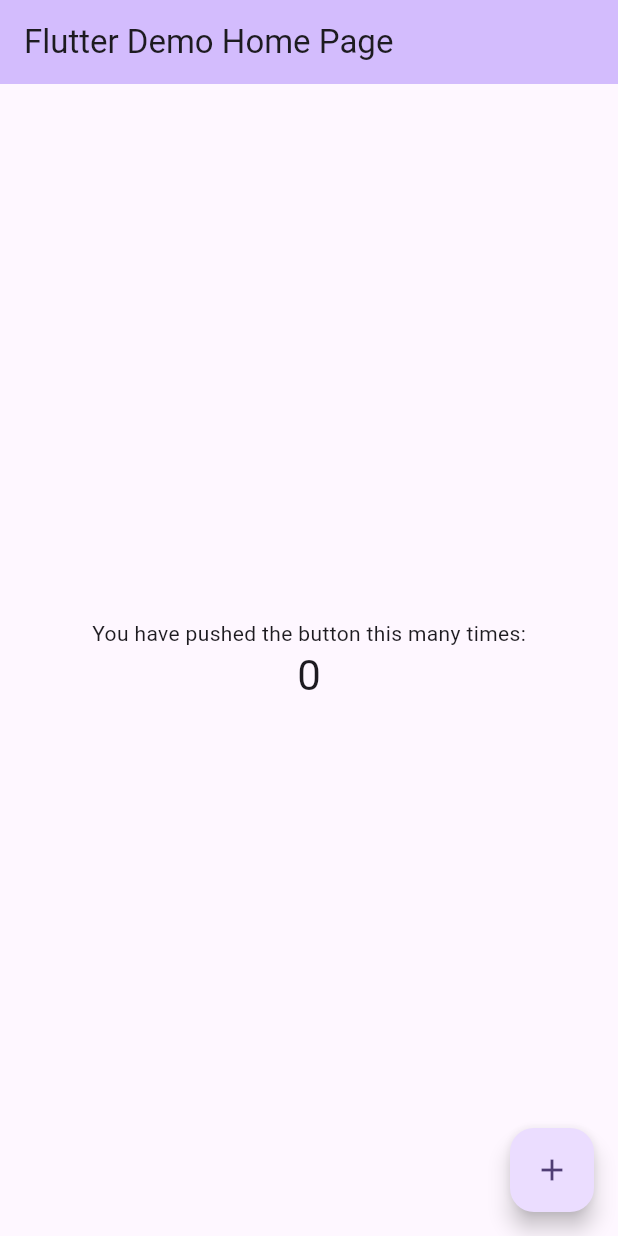
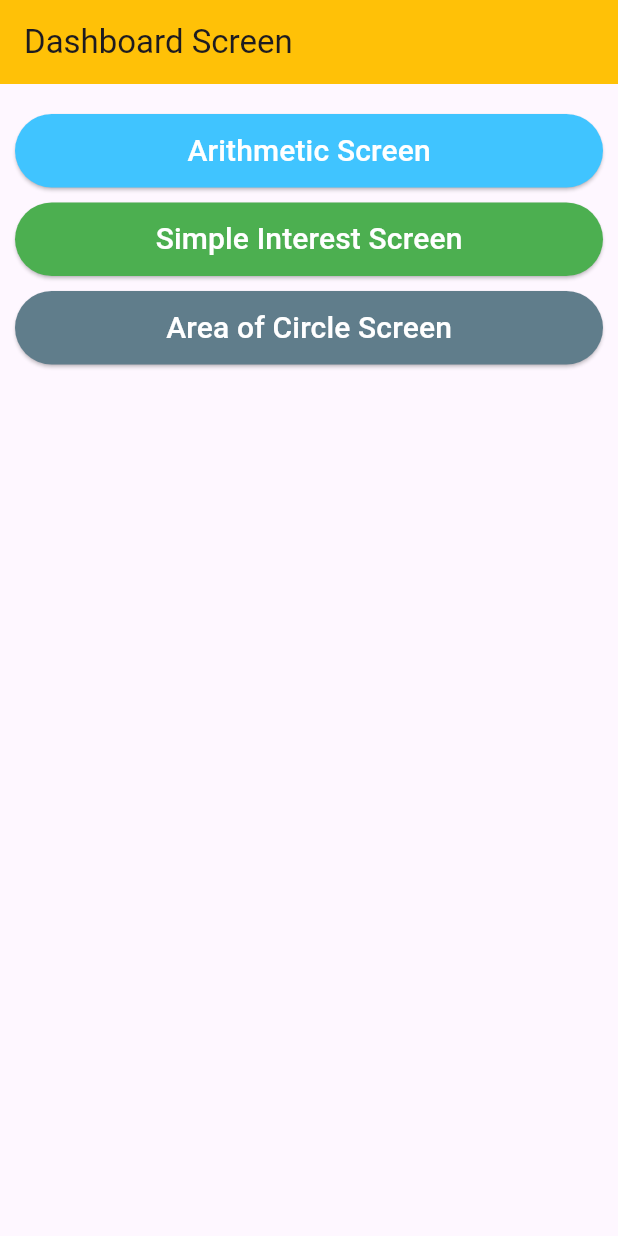
Before and after one commit to SubhamAdhikari20/batch_35d_assignment_3, a Flutter app: the screen it shows after launch, on a phone screen of 412 x 824 dp. Run offline on Flutter 3.47's test engine with Material 3 defaults, Android fonts, the phone set to English and light mode, and no system bars.

Commit message:
assignment 3 completed

```diff
--- /dev/null
+++ b/lib/app.dart
@@ -0,0 +1,12 @@
+// lib/app.dart
+import 'package:batch_35d_assignment_3/screens/dashboard_screen.dart';
+import 'package:flutter/material.dart';
+
+class App extends StatelessWidget {
+  const App({super.key});
+
+  @override
+  Widget build(BuildContext context) {
+    return MaterialApp(debugShowCheckedModeBanner: false, home: DashboardScreen(),);
+  }
+}
--- a/lib/main.dart
+++ b/lib/main.dart
@@ -1,122 +1,7 @@
+// lib/main.dart
+import 'package:batch_35d_assignment_3/app.dart';
 import 'package:flutter/material.dart';
 
 void main() {
-  runApp(const MyApp());
+  runApp(App());
 }
-
-class MyApp extends StatelessWidget {
-  const MyApp({super.key});
-
-  // This widget is the root of your application.
-  @override
-  Widget build(BuildContext context) {
-    return MaterialApp(
-      title: 'Flutter Demo',
-      theme: ThemeData(
-        // This is the theme of your application.
-        //
-        // TRY THIS: Try running your application with "flutter run". You'll see
-        // the application has a purple toolbar. Then, without quitting the app,
-        // try changing the seedColor in the colorScheme below to Colors.green
-        // and then invoke "hot reload" (save your changes or press the "hot
-        // reload" button in a Flutter-supported IDE, or press "r" if you used
-        // the command line to start the app).
-        //
-        // Notice that the counter didn't reset back to zero; the application
-        // state is not lost during the reload. To reset the state, use hot
-        // restart instead.
-        //
-        // This works for code too, not just values: Most code changes can be
-        // tested with just a hot reload.
-        colorScheme: ColorScheme.fromSeed(seedColor: Colors.deepPurple),
-      ),
-      home: const MyHomePage(title: 'Flutter Demo Home Page'),
-    );
-  }
-}
-
-class MyHomePage extends StatefulWidget {
-  const MyHomePage({super.key, required this.title});
-
-  // This widget is the home page of your application. It is stateful, meaning
-  // that it has a State object (defined below) that contains fields that affect
-  // how it looks.
-
-  // This class is the configuration for the state. It holds the values (in this
-  // case the title) provided by the parent (in this case the App widget) and
-  // used by the build method of the State. Fields in a Widget subclass are
-  // always marked "final".
-
-  final String title;
-
-  @override
-  State<MyHomePage> createState() => _MyHomePageState();
-}
-
-class _MyHomePageState extends State<MyHomePage> {
-  int _counter = 0;
-
-  void _incrementCounter() {
-    setState(() {
-      // This call to setState tells the Flutter framework that something has
-      // changed in this State, which causes it to rerun the build method below
-      // so that the display can reflect the updated values. If we changed
-      // _counter without calling setState(), then the build method would not be
-      // called again, and so nothing would appear to happen.
-      _counter++;
-    });
-  }
-
-  @override
-  Widget build(BuildContext context) {
-    // This method is rerun every time setState is called, for instance as done
-    // by the _incrementCounter method above.
-    //
-    // The Flutter framework has been optimized to make rerunning build methods
-    // fast, so that you can just rebuild anything that needs updating rather
-    // than having to individually change instances of widgets.
-    return Scaffold(
-      appBar: AppBar(
-        // TRY THIS: Try changing the color here to a specific color (to
-        // Colors.amber, perhaps?) and trigger a hot reload to see the AppBar
-        // change color while the other colors stay the same.
-        backgroundColor: Theme.of(context).colorScheme.inversePrimary,
-        // Here we take the value from the MyHomePage object that was created by
-        // the App.build method, and use it to set our appbar title.
-        title: Text(widget.title),
-      ),
-      body: Center(
-        // Center is a layout widget. It takes a single child and positions it
-        // in the middle of the parent.
-        child: Column(
-          // Column is also a layout widget. It takes a list of children and
-          // arranges them vertically. By default, it sizes itself to fit its
-          // children horizontally, and tries to be as tall as its parent.
-          //
-          // Column has various properties to control how it sizes itself and
-          // how it positions its children. Here we use mainAxisAlignment to
-          // center the children vertically; the main axis here is the vertical
-          // axis because Columns are vertical (the cross axis would be
-          // horizontal).
-          //
-          // TRY THIS: Invoke "debug painting" (choose the "Toggle Debug Paint"
-          // action in the IDE, or press "p" in the console), to see the
-          // wireframe for each widget.
-          mainAxisAlignment: MainAxisAlignment.center,
-          children: <Widget>[
-            const Text('You have pushed the button this many times:'),
-            Text(
-              '$_counter',
-              style: Theme.of(context).textTheme.headlineMedium,
-            ),
-          ],
-        ),
-      ),
-      floatingActionButton: FloatingActionButton(
-        onPressed: _incrementCounter,
-        tooltip: 'Increment',
-        child: const Icon(Icons.add),
-      ), // This trailing comma makes auto-formatting nicer for build methods.
-    );
-  }
-}
--- /dev/null
+++ b/lib/screens/dashboard_screen.dart
@@ -0,0 +1,61 @@
+import 'package:batch_35d_assignment_3/screens/area_of_circle_screen.dart';
+import 'package:batch_35d_assignment_3/screens/arithmetic_screen.dart';
+import 'package:batch_35d_assignment_3/screens/simple_interest_screen.dart';
+import 'package:batch_35d_assignment_3/widgets/my_custom_button.dart';
+import 'package:flutter/material.dart';
+
+class DashboardScreen extends StatelessWidget {
+  const DashboardScreen({super.key});
+
+  @override
+  Widget build(BuildContext context) {
+    return Scaffold(
+      appBar: AppBar(
+        title: Text("Dashboard Screen"),
+        backgroundColor: Colors.amber,
+      ),
+      body: Padding(
+        padding: const EdgeInsets.all(10.0),
+        child: Column(
+          children: [
+            SizedBox(height: 10),
+            MyCustomButton(
+              onPressed: () {
+                Navigator.push(
+                  context,
+                  MaterialPageRoute(builder: (context) => ArithmeticScreen()),
+                );
+              },
+              text: "Arithmetic Screen",
+              color: Colors.lightBlueAccent,
+            ),
+            SizedBox(height: 10),
+            MyCustomButton(
+              onPressed: () {
+                Navigator.push(
+                  context,
+                  MaterialPageRoute(
+                    builder: (context) => SimpleInterestScreen(),
+                  ),
+                );
+              },
+              text: "Simple Interest Screen",
+              color: Colors.green,
+            ),
+            SizedBox(height: 10),
+            MyCustomButton(
+              onPressed: () {
+                Navigator.push(
+                  context,
+                  MaterialPageRoute(builder: (context) => AreaOfCircleScreen()),
+                );
+              },
+              text: "Area of Circle Screen",
+              color: Colors.blueGrey,
+            ),
+          ],
+        ),
+      ),
+    );
+  }
+}
--- /dev/null
+++ b/lib/widgets/my_custom_button.dart
@@ -0,0 +1,29 @@
+import 'package:flutter/material.dart';
+
+class MyCustomButton extends StatelessWidget {
+  const MyCustomButton({
+    super.key,
+    required this.onPressed,
+    required this.text,
+    this.color,
+  });
+
+  final VoidCallback onPressed;
+  final String text;
+  final Color? color;
+
+  @override
+  Widget build(BuildContext context) {
+    return SizedBox(
+      width: double.infinity,
+      child: ElevatedButton(
+        style: ElevatedButton.styleFrom(
+          backgroundColor: color ?? Colors.amber,
+          padding: const EdgeInsets.symmetric(horizontal: 20, vertical: 10),
+        ),
+        onPressed: onPressed,
+        child: Text(text, style: TextStyle(color: Colors.white, fontSize: 20)),
+      ),
+    );
+  }
+}
```
Also changed, not shown: lib/common/my_snackbar.dart (added, +16 -0 lines), lib/screens/area_of_circle_screen.dart (added, +76 -0 lines), lib/screens/arithmetic_screen.dart (added, +158 -0 lines), lib/screens/simple_interest_screen.dart (added, +119 -0 lines), lib/widgets/my_custom_text_field.dart (added, +41 -0 lines), 1 other file.
